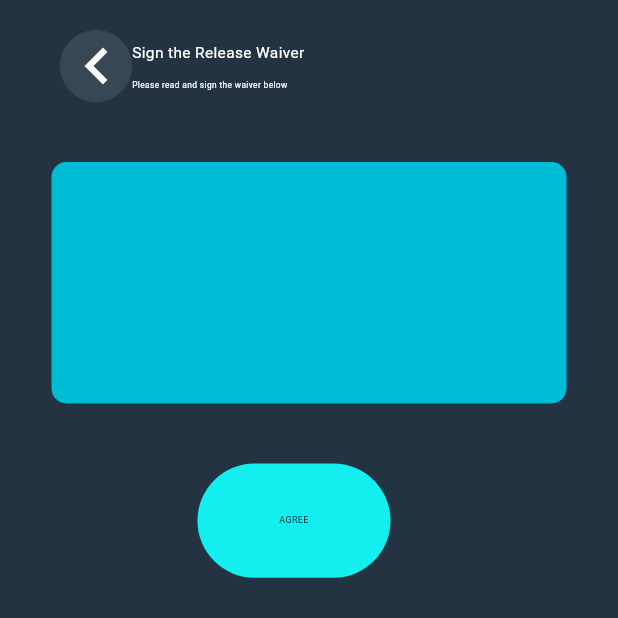
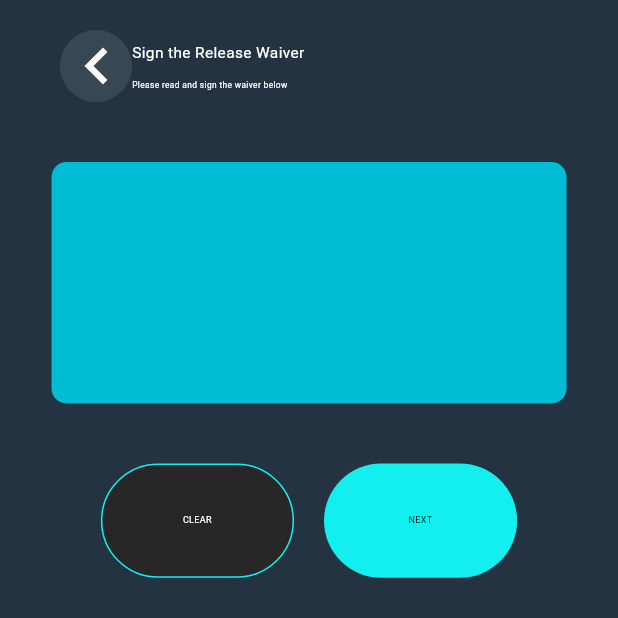
Before and after one commit to 727564959/interactive_board, a Flutter app: the TermsOfUse screen opened directly, on a phone screen of 412 x 824 dp, the top half of it. Run offline on Flutter 3.47's test engine with Material 3 defaults, Android fonts, the phone set to English and light mode, and no system bars; our stand-ins replace animated_flip_counter, audioplayers, auto_size_text, cached_network_image, card_swiper, dio and 14 more; missing offline and left inert: dart:ffi, flutter_udid, widgets_to_image; accounts and stored records are empty; network calls fail; Roboto replaces fonts that are missing (RobotoFlex).

Commit message:
Waiver调用修改

```diff
--- a/lib/modules/term_of_use/view.dart
+++ b/lib/modules/term_of_use/view.dart
@@ -144,8 +144,6 @@ class _BottomBtnsState extends State<_BottomBtns> {
 
   final logic = Get.put(TermsOfUseLogic());
 
-  bool isToBottom = false;
-
   @override
   Widget build(BuildContext context) {
     // print("isBottom ${widget.controller.isBottom}");
@@ -157,21 +155,7 @@ class _BottomBtnsState extends State<_BottomBtns> {
           Row(
             mainAxisAlignment: MainAxisAlignment.center,
             children: [
-              if(!isToBottom) CommonButton(
-                width: 600.w,
-                height: 100.h,
-                btnText: 'AGREE',
-                btnBgColor: Color(0xff13EFEF),
-                textColor: Colors.black,
-                onPress: () async {
-                  setState(() {
-                    isToBottom = true;
-                  });
-                  widget.controller.scrollToSignatureBar();
-                },
-                changedBgColor: Color(0xffA4EDF1),
-              ),
-              if(isToBottom) CommonButton(
+              CommonButton(
                 width: 600.w,
                 height: 100.h,
                 btnText: "CLEAR",
@@ -189,7 +173,7 @@ class _BottomBtnsState extends State<_BottomBtns> {
                 changedBgColor: Color(0xFF272727),
               ),
               SizedBox(width: 20,),
-              if(isToBottom) CommonButton(
+              CommonButton(
                 width: 600.w,
                 height: 100.h,
                 btnText: 'NEXT',
@@ -197,13 +181,7 @@ class _BottomBtnsState extends State<_BottomBtns> {
                 textColor: Colors.black,
                 // disable: !widget.controller.isSignatureNotEmpty,
                 onPress: () async {
-                  // setState(() {
-                  //   isToBottom = false;
-                  // });
-                  // widget.controller.capture();
-
                   print("接受了协议");
-
                   // 是新增点击则去新增页面，反之去选桌
                   if (isAddPlayerClick) {
                     List<GameItemInfo> headgearObj = await logic.fetchHeadgearInfo(userId);
```
